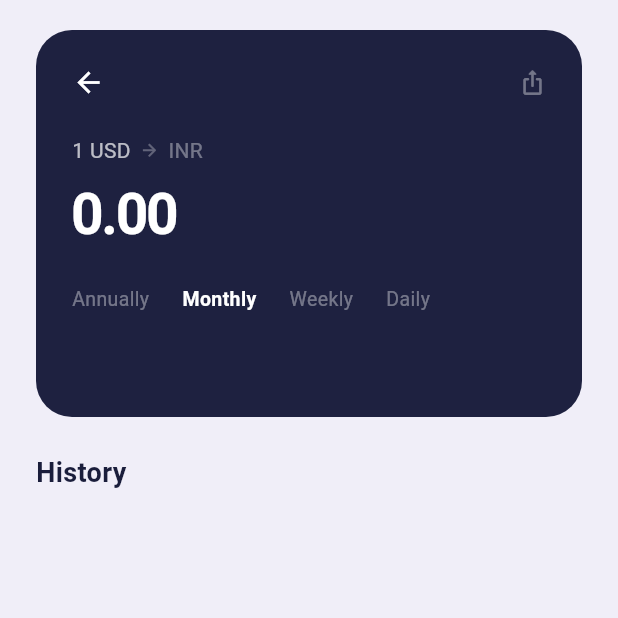
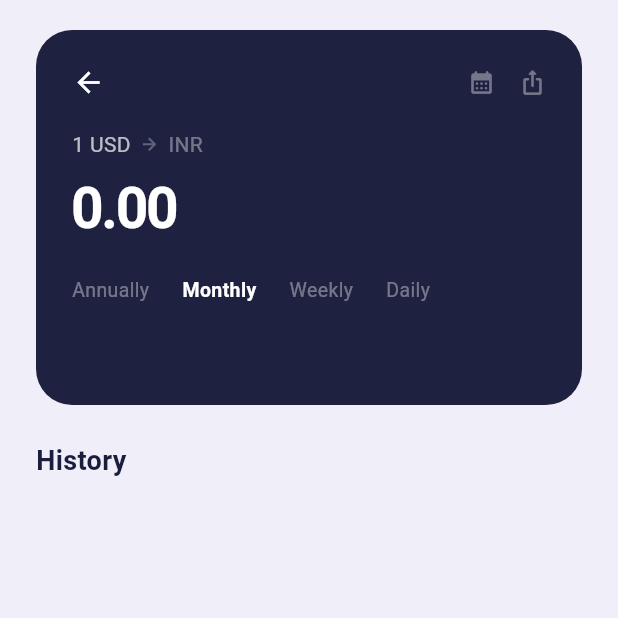
Before and after one commit to harshit2k4/rate_link, a Flutter app: the DetailView screen opened by its route, on a phone screen of 412 x 824 dp, the top half of it. Run offline on Flutter 3.47's test engine with Material 3 defaults, Android fonts, the phone set to English and light mode, and no system bars; our stand-ins replace connectivity_plus, dio, fl_chart, flutter_local_notifications, get, hive and 2 more; accounts and stored records are empty; network calls fail.

Commit message:
ui(detail): add calendar button and historical mode banner

```diff
--- a/lib/modules/detail/detail_view.dart
+++ b/lib/modules/detail/detail_view.dart
@@ -47,22 +47,16 @@ class DetailView extends GetView<DetailController> {
     );
   }
 
-  // All spacing and chart height derived from screen height so it
-  // fits on any phone without overflow
   Widget _buildTopCard(BuildContext context) {
     final screenH = MediaQuery.of(context).size.height;
     final isCompact = screenH < 680;
-
-    // Chart height: 20% of screen, clamped between 80 and 160
     final chartH = (screenH * 0.20).clamp(80.0, 160.0);
-
-    // Vertical gaps shrink on compact screens
-    final gapAfterBack = isCompact ? 14.0 : 24.0;
-    final gapBeforeTabs = isCompact ? 12.0 : 20.0;
-    final gapBeforeChart = isCompact ? 10.0 : 16.0;
-    final cardPad = isCompact ? 18.0 : 24.0;
+    final gapAfterBack = isCompact ? 12.0 : 20.0;
+    final gapBeforeTabs = isCompact ? 10.0 : 18.0;
+    final gapBeforeChart = isCompact ? 8.0 : 14.0;
+    final cardPad = isCompact ? 16.0 : 24.0;
     final topMargin = isCompact ? 12.0 : 20.0;
-    final rateFS = isCompact ? 30.0 : 38.0;
+    final rateFS = isCompact ? 28.0 : 38.0;
 
     return RepaintBoundary(
       key: _cardKey,
@@ -74,11 +68,10 @@ class DetailView extends GetView<DetailController> {
         ),
         padding: EdgeInsets.all(cardPad),
         child: Column(
-          // min so the card never forces more height than its content needs
           mainAxisSize: MainAxisSize.min,
           crossAxisAlignment: CrossAxisAlignment.start,
           children: [
-            // Back + share row
+            // ← back   🗓 calendar   share →
             Row(
               mainAxisAlignment: MainAxisAlignment.spaceBetween,
               children: [
@@ -90,6 +83,22 @@ class DetailView extends GetView<DetailController> {
                     size: 22,
                   ),
                 ),
+                Row(
+                  children: [
+                    // Calendar icon — opens date picker
+                    GestureDetector(
+                      onTap: () => _pickDate(context),
+                      child: Obx(
+                        () => Icon(
+                          Icons.calendar_month_rounded,
+                          color: controller.isHistoricalMode
+                              ? Colors.amber
+                              : Colors.white38,
+                          size: 18,
+                        ),
+                      ),
+                    ),
+                    const SizedBox(width: 16),
                     GestureDetector(
                       onTap: () => _showShareSheet(context),
                       child: const Icon(
@@ -100,6 +109,59 @@ class DetailView extends GetView<DetailController> {
                     ),
                   ],
                 ),
+              ],
+            ),
+
+            // Historical mode banner
+            Obx(() {
+              if (!controller.isHistoricalMode) {
+                return const SizedBox.shrink();
+              }
+              return Container(
+                margin: EdgeInsets.only(top: gapAfterBack * 0.6),
+                padding: const EdgeInsets.symmetric(
+                  horizontal: 10,
+                  vertical: 6,
+                ),
+                decoration: BoxDecoration(
+                  color: Colors.amber.withOpacity(0.12),
+                  borderRadius: BorderRadius.circular(8),
+                  border: Border.all(
+                    color: Colors.amber.withOpacity(0.3),
+                    width: 1,
+                  ),
+                ),
+                child: Row(
+                  mainAxisSize: MainAxisSize.min,
+                  children: [
+                    const Icon(
+                      Icons.history_rounded,
+                      color: Colors.amber,
+                      size: 13,
+                    ),
+                    const SizedBox(width: 5),
+                    Text(
+                      'Historical: ${formatDisplayDate(controller.currentDate.value)}',
+                      style: const TextStyle(
+                        color: Colors.amber,
+                        fontSize: 11,
+                        fontWeight: FontWeight.w500,
+                      ),
+                    ),
+                    const SizedBox(width: 8),
+                    GestureDetector(
+                      onTap: controller.clearHistoricalMode,
+                      child: const Icon(
+                        Icons.close,
+                        color: Colors.amber,
+                        size: 13,
+                      ),
+                    ),
+                  ],
+                ),
+              );
+            }),
+
             SizedBox(height: gapAfterBack),
 
             // Pair label
@@ -124,7 +186,6 @@ class DetailView extends GetView<DetailController> {
             ),
             const SizedBox(height: 6),
 
-            // Rate
             Text(
               formatRate(controller.rate.value),
               style: TextStyle(
@@ -135,7 +196,6 @@ class DetailView extends GetView<DetailController> {
               ),
             ),
 
-            // Change (hidden when zero)
             if (!isZeroChange(controller.rateChange.value))
               Padding(
                 padding: const EdgeInsets.only(top: 2),
@@ -155,9 +215,8 @@ class DetailView extends GetView<DetailController> {
             _buildPeriodTabs(),
             SizedBox(height: gapBeforeChart),
 
-            // Chart only when there are enough points
             if (controller.chartSpots.length > 1)
-              SizedBox(height: chartH, child: _buildDetailChart(chartH)),
+              SizedBox(height: chartH, child: _buildDetailChart()),
 
             const SizedBox(height: 12),
             Text(
@@ -168,6 +227,36 @@ class DetailView extends GetView<DetailController> {
         ),
       ),
     );
+  }
+
+  // Shows a material date picker; max date is today
+  Future<void> _pickDate(BuildContext context) async {
+    final now = DateTime.now();
+    final picked = await showDatePicker(
+      context: context,
+      initialDate:
+          controller.historicalDate.value ??
+          now.subtract(const Duration(days: 30)),
+      firstDate: DateTime(1999),
+      lastDate: now,
+      builder: (ctx, child) => Theme(
+        data: Theme.of(ctx).copyWith(
+          colorScheme: Theme.of(
+            ctx,
+          ).colorScheme.copyWith(primary: context.primaryAccent),
+        ),
+        child: child!,
+      ),
+    );
+    if (picked == null) return;
+    if (picked.year == now.year &&
+        picked.month == now.month &&
+        picked.day == now.day) {
+      // Today selected — clear historical mode
+      controller.clearHistoricalMode();
+    } else {
+      controller.pickHistoricalDate(picked);
+    }
   }
 
   Widget _buildPeriodTabs() {
@@ -192,7 +281,7 @@ class DetailView extends GetView<DetailController> {
     );
   }
 
-  Widget _buildDetailChart(double chartH) {
+  Widget _buildDetailChart() {
     final spots = controller.chartSpots;
     final values = spots.map((s) => s.y).toList();
     final minVal = values.reduce((a, b) => a < b ? a : b);
@@ -200,10 +289,6 @@ class DetailView extends GetView<DetailController> {
     final range = maxVal - minVal;
     final pad = range == 0 ? 1.0 : range * 0.15;
     final interval = range == 0 ? 1.0 : range / 3;
-
-    // On compact screens use fewer Y-axis labels
-    final reservedSize = chartH < 100 ? 44.0 : 56.0;
-    final axisFS = chartH < 100 ? 9.0 : 10.0;
 
     return LineChart(
       LineChartData(
@@ -229,13 +314,13 @@ class DetailView extends GetView<DetailController> {
           leftTitles: AxisTitles(
             sideTitles: SideTitles(
               showTitles: true,
-              reservedSize: reservedSize,
+              reservedSize: 52,
               interval: interval,
               getTitlesWidget: (value, _) => Padding(
                 padding: const EdgeInsets.only(right: 6),
                 child: Text(
                   _axisLabel(value),
-                  style: TextStyle(color: Colors.white38, fontSize: axisFS),
+                  style: const TextStyle(color: Colors.white38, fontSize: 10),
                   textAlign: TextAlign.right,
                 ),
               ),
@@ -262,23 +347,32 @@ class DetailView extends GetView<DetailController> {
     );
   }
 
-  String _axisLabel(double value) {
-    if (value.abs() >= 1000) {
-      return '${(value / 1000).toStringAsFixed(1)}K';
-    }
-    return value.toStringAsFixed(value.abs() < 10 ? 3 : 2);
+  String _axisLabel(double v) {
+    if (v.abs() >= 1000) return '${(v / 1000).toStringAsFixed(1)}K';
+    return v.toStringAsFixed(v.abs() < 10 ? 3 : 2);
   }
 
   Widget _buildHistoryHeader(BuildContext context) {
     return Padding(
       padding: const EdgeInsets.fromLTRB(24, 24, 24, 4),
-      child: Text(
+      child: Row(
+        children: [
+          Text(
             'History',
             style: TextStyle(
               color: context.primaryText,
               fontSize: 18,
               fontWeight: FontWeight.bold,
             ),
+          ),
+          if (controller.isHistoricalMode) ...[
+            const SizedBox(width: 8),
+            Text(
+              '· around this date',
+              style: TextStyle(color: context.secondaryText, fontSize: 13),
+            ),
+          ],
+        ],
       ),
     );
   }
@@ -369,10 +463,6 @@ class DetailView extends GetView<DetailController> {
               'Share as Text',
               style: TextStyle(color: sheetCtx.primaryText),
             ),
-            subtitle: Text(
-              'Plain-text format',
-              style: TextStyle(color: sheetCtx.secondaryText, fontSize: 12),
-            ),
             onTap: () {
               Navigator.pop(sheetCtx);
               _shareAsText();
@@ -383,10 +473,6 @@ class DetailView extends GetView<DetailController> {
             title: Text(
               'Share as Image',
               style: TextStyle(color: sheetCtx.primaryText),
-            ),
-            subtitle: Text(
-              'Capture the rate card',
-              style: TextStyle(color: sheetCtx.secondaryText, fontSize: 12),
             ),
             onTap: () {
               Navigator.pop(sheetCtx);
@@ -406,9 +492,12 @@ class DetailView extends GetView<DetailController> {
     final change = controller.rateChange.value;
     final changePart = isZeroChange(change)
         ? ''
-        : '\nChange today: ${formatChange(change)}';
+        : '\nChange: ${formatChange(change)}';
+    final historicalNote = controller.isHistoricalMode
+        ? '\nRate on ${formatDisplayDate(controller.currentDate.value)}'
+        : '';
     await Share.share(
-      '1 $base = $rateStr $target$changePart\n\nShared via RateFlip',
+      '1 $base = $rateStr $target$changePart$historicalNote\n\nShared via RateFlip',
     );
   }
 
```
Lines whose indentation alone changed are shown as unchanged.
